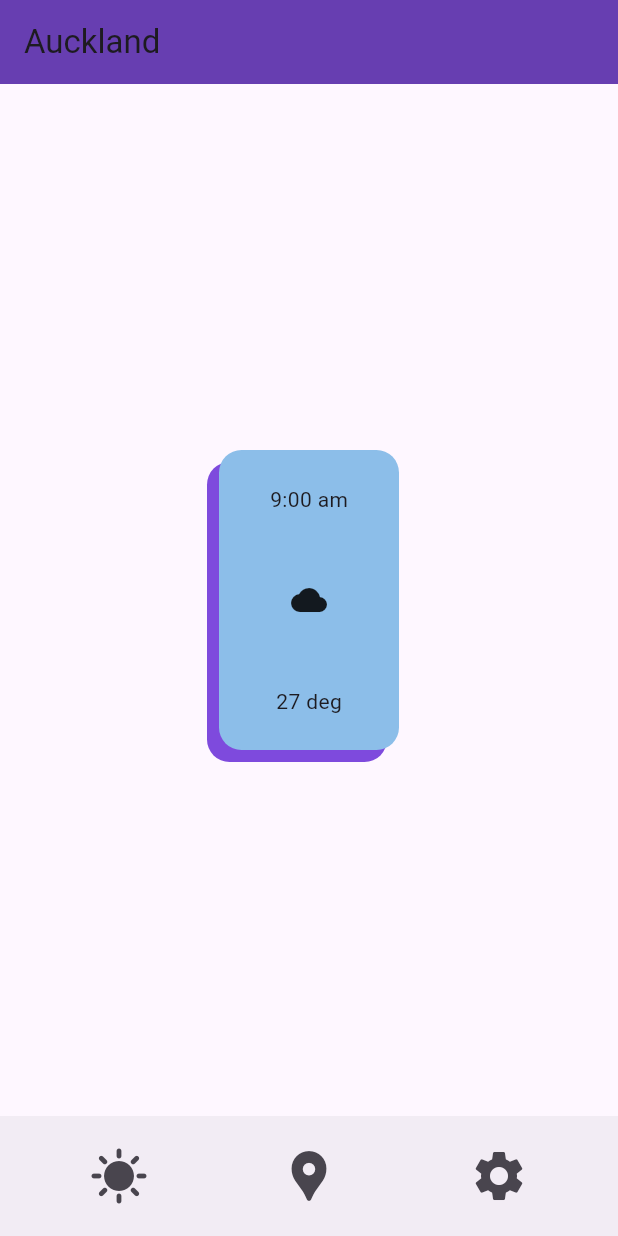
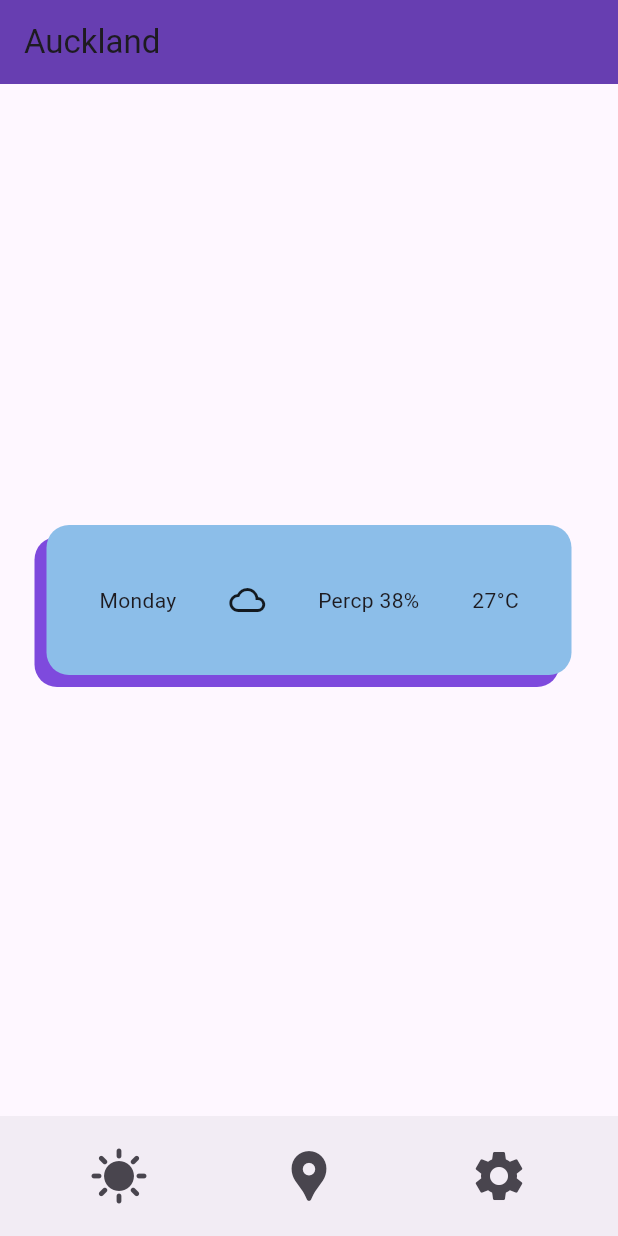
Before and after one commit to huss535/weatherApp, a Flutter app: the screen it shows after launch, on a phone screen of 412 x 824 dp. Run offline on Flutter 3.47's test engine with Material 3 defaults, Android fonts, the phone set to English and light mode, and no system bars.

Commit message:
Daily temp component

```diff
--- a/lib/pages/weather_page.dart
+++ b/lib/pages/weather_page.dart
@@ -1,6 +1,6 @@
 import 'package:flutter/material.dart';
 import 'package:weather_app/utilities/bottom_nav.dart';
-import 'package:weather_app/utilities/hourly_temp.dart';
+import 'package:weather_app/utilities/daily_temp.dart';
 
 class WeatherPage extends StatelessWidget {
   WeatherPage({super.key});
@@ -13,7 +13,7 @@ class WeatherPage extends StatelessWidget {
         backgroundColor: Colors.deepPurple,
         elevation: 30.0,
       ),
-      body: HourlyTemp(),
+      body: DailyTemp(),
       bottomNavigationBar: BottomNav(),
     );
   }
--- a/lib/utilities/daily_temp.dart
+++ b/lib/utilities/daily_temp.dart
@@ -0,0 +1,37 @@
+import 'package:flutter/material.dart';
+
+class DailyTemp extends StatefulWidget {
+  DailyTemp({super.key});
+
+  @override
+  State<DailyTemp> createState() => _DailyTempState();
+}
+
+class _DailyTempState extends State<DailyTemp> {
+  @override
+  Widget build(BuildContext context) {
+    return Center(
+      child: Container(
+        height: 100,
+        width: 350,
+        child: Row(
+          mainAxisAlignment: MainAxisAlignment.spaceEvenly,
+          children: [
+            Text("Monday"),
+            Icon(Icons.cloud_queue_outlined),
+            Text("Percp 38%"),
+            Text("27°C")
+          ],
+        ),
+        decoration: BoxDecoration(
+            //126, 74, 221
+            boxShadow: [
+              BoxShadow(
+                  color: Color.fromRGBO(126, 74, 221, 1), offset: Offset(-8, 8))
+            ],
+            borderRadius: BorderRadius.circular(15.0),
+            color: Color.fromRGBO(140, 190, 233, 1)),
+      ),
+    );
+  }
+}
```
